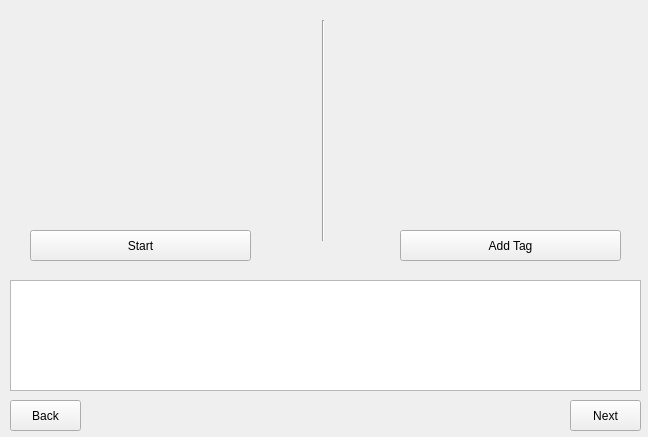
Netmisha/observer, file Observer/videotag.ui: the form before one commit.
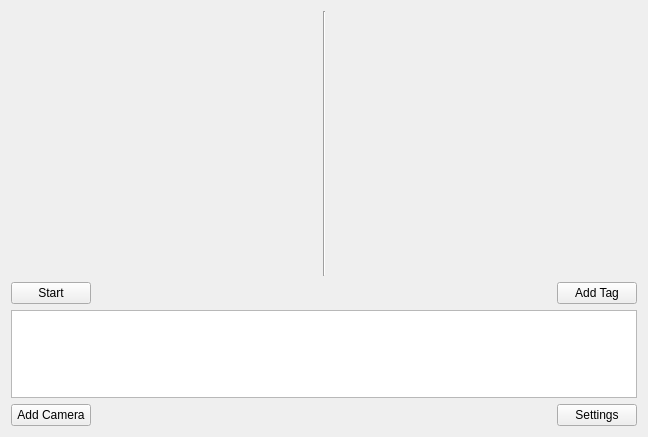
The form after the commit.

Commit message: Added layouts to TagSelection window.

The edit to the form file:
```diff
--- a/Observer/videotag.ui
+++ b/Observer/videotag.ui
@@ -13,15 +13,38 @@
   <property name="windowTitle">
    <string>Form</string>
   </property>
+  <layout class="QVBoxLayout" name="verticalLayout_2">
+   <item>
+    <layout class="QVBoxLayout" name="verticalLayout" stretch="3,0,1,0">
+     <item>
+      <layout class="QHBoxLayout" name="horizontalLayout">
+       <item>
+        <widget class="QLabel" name="MainVideo">
+         <property name="text">
+          <string/>
+         </property>
+        </widget>
+       </item>
+       <item>
+        <widget class="Line" name="line">
+         <property name="orientation">
+          <enum>Qt::Vertical</enum>
+         </property>
+        </widget>
+       </item>
+       <item>
+        <widget class="QLabel" name="TagVideo">
+         <property name="text">
+          <string/>
+         </property>
+        </widget>
+       </item>
+      </layout>
+     </item>
+     <item>
+      <layout class="QHBoxLayout" name="horizontalLayout_2">
+       <item>
   <widget class="QPushButton" name="Start">
-   <property name="geometry">
-    <rect>
-     <x>30</x>
-     <y>230</y>
-     <width>221</width>
-     <height>31</height>
-    </rect>
-   </property>
    <property name="text">
     <string>Start</string>
    </property>
@@ -29,94 +52,66 @@
     <bool>false</bool>
    </property>
   </widget>
-  <widget class="QListWidget" name="TagList">
-   <property name="geometry">
-    <rect>
-     <x>10</x>
-     <y>280</y>
-     <width>631</width>
-     <height>111</height>
-    </rect>
-   </property>
-  </widget>
+       </item>
+       <item>
+        <spacer name="horizontalSpacer">
+         <property name="orientation">
+          <enum>Qt::Horizontal</enum>
+         </property>
+         <property name="sizeHint" stdset="0">
+          <size>
+           <width>40</width>
+           <height>20</height>
+          </size>
+         </property>
+        </spacer>
+       </item>
+       <item>
   <widget class="QPushButton" name="AddTag">
-   <property name="geometry">
-    <rect>
-     <x>400</x>
-     <y>230</y>
-     <width>221</width>
-     <height>31</height>
-    </rect>
-   </property>
    <property name="text">
     <string>Add Tag</string>
    </property>
   </widget>
-  <widget class="QLabel" name="MainVideo">
-   <property name="geometry">
-    <rect>
-     <x>20</x>
-     <y>30</y>
-     <width>241</width>
-     <height>191</height>
-    </rect>
-   </property>
-   <property name="text">
-    <string/>
-   </property>
-  </widget>
-  <widget class="QLabel" name="TagVideo">
-   <property name="geometry">
-    <rect>
-     <x>390</x>
-     <y>30</y>
-     <width>241</width>
-     <height>191</height>
-    </rect>
-   </property>
-   <property name="text">
-    <string/>
-   </property>
-  </widget>
-  <widget class="Line" name="line">
-   <property name="geometry">
-    <rect>
-     <x>313</x>
-     <y>20</y>
-     <width>20</width>
-     <height>221</height>
-    </rect>
-   </property>
-   <property name="orientation">
-    <enum>Qt::Vertical</enum>
-   </property>
-  </widget>
+       </item>
+      </layout>
+     </item>
+     <item>
+      <widget class="QListWidget" name="TagList"/>
+     </item>
+     <item>
+      <layout class="QHBoxLayout" name="horizontalLayout_3">
+       <item>
   <widget class="QPushButton" name="Back">
-   <property name="geometry">
-    <rect>
-     <x>10</x>
-     <y>400</y>
-     <width>71</width>
-     <height>31</height>
-    </rect>
-   </property>
    <property name="text">
-    <string>Back</string>
-   </property>
-  </widget>
+          <string>Add Camera</string>
+         </property>
+        </widget>
+       </item>
+       <item>
+        <spacer name="horizontalSpacer_2">
+         <property name="orientation">
+          <enum>Qt::Horizontal</enum>
+         </property>
+         <property name="sizeHint" stdset="0">
+          <size>
+           <width>40</width>
+           <height>20</height>
+          </size>
+         </property>
+        </spacer>
+       </item>
+       <item>
   <widget class="QPushButton" name="Next">
-   <property name="geometry">
-    <rect>
-     <x>570</x>
-     <y>400</y>
-     <width>71</width>
-     <height>31</height>
-    </rect>
-   </property>
    <property name="text">
-    <string>Next</string>
-   </property>
-  </widget>
+          <string>Settings</string>
+         </property>
+        </widget>
+       </item>
+      </layout>
+     </item>
+    </layout>
+   </item>
+  </layout>
   <zorder>TagList</zorder>
   <zorder>Start</zorder>
   <zorder>AddTag</zorder>
```
Left out of the diff: 2 changed lines with no effect on the pictures. Lines whose indentation alone changed are shown as unchanged. The commit also changes 11 other files.
